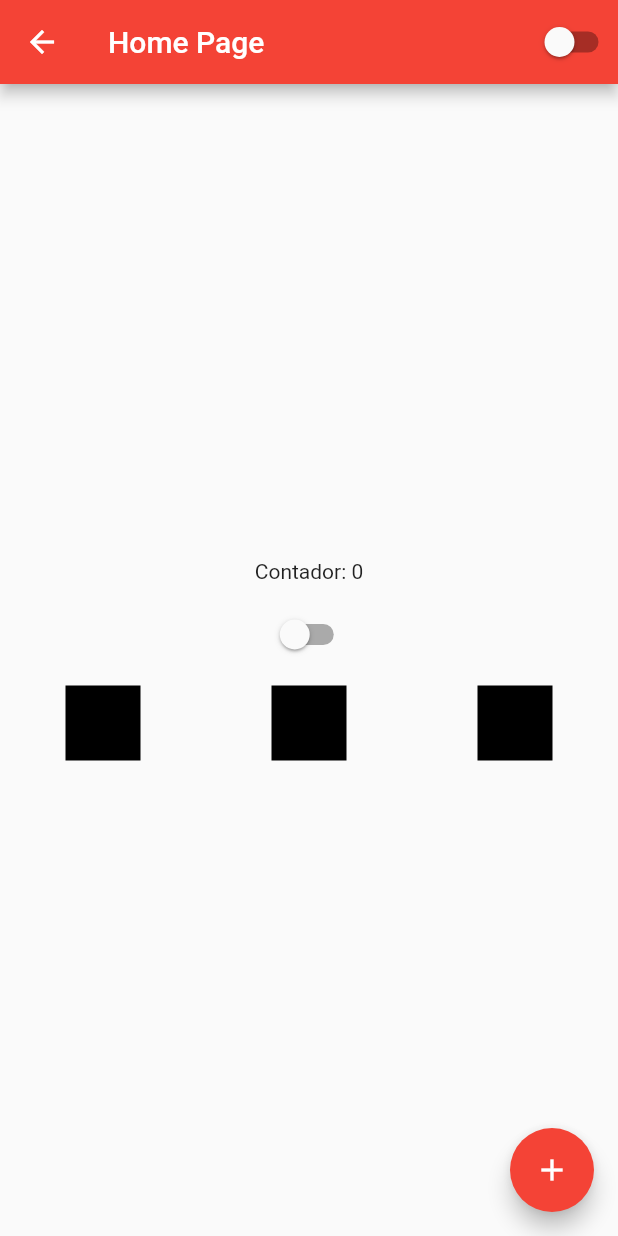
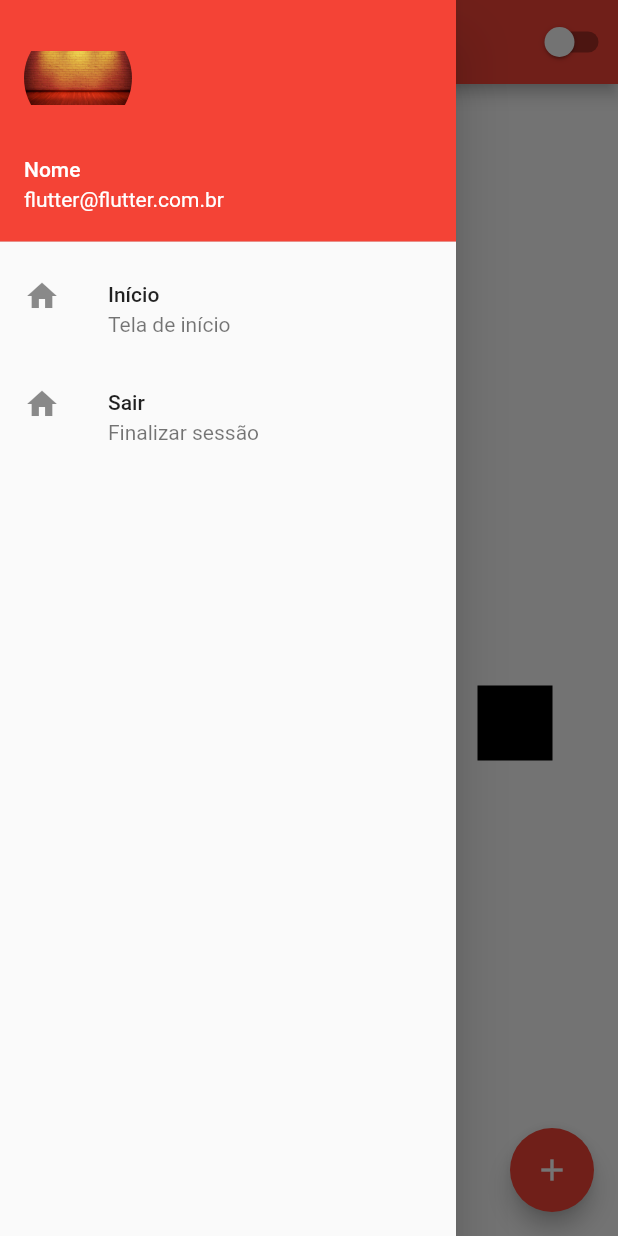
Before and after one commit to ritamonteiro1/login-app, a Flutter app: the HomeView screen opened by its route, with the side drawer open (before the commit the screen has no drawer), on a phone screen of 412 x 824 dp. Run offline on Flutter 3.47's test engine with Material 2 defaults, Android fonts, the phone set to English and light mode, and no system bars.

Commit message:
change in _HomeViewState

```diff
--- a/lib/views/home_view.dart
+++ b/lib/views/home_view.dart
@@ -14,6 +14,35 @@ class _HomeViewState extends State<HomeView> {
   @override
   Widget build(BuildContext context) {
     return Scaffold(
+      drawer: Drawer(
+        child: Column(
+          children: [
+            UserAccountsDrawerHeader(
+              currentAccountPicture: ClipRRect(
+                  borderRadius: BorderRadius.circular((40)),
+                  child: Image.asset('assets/images/background.jpg')),
+              accountName: Text('Nome'),
+              accountEmail: Text('flutter@flutter.com.br'),
+            ),
+            ListTile(
+              leading: Icon(Icons.home),
+              title: Text('Início'),
+              subtitle: Text('Tela de início'),
+              onTap: () {
+                print('Home');
+              },
+            ),
+            ListTile(
+              leading: Icon(Icons.home),
+              title: Text('Sair'),
+              subtitle: Text('Finalizar sessão'),
+              onTap: () {
+                Navigator.of(context).pushReplacementNamed('/');
+              },
+            ),
+          ],
+        ),
+      ),
       appBar: AppBar(
         title: Text('Home Page'),
         actions: [
```
Also changed, not shown: lib/views/login_view.dart (+8 -3 lines).
